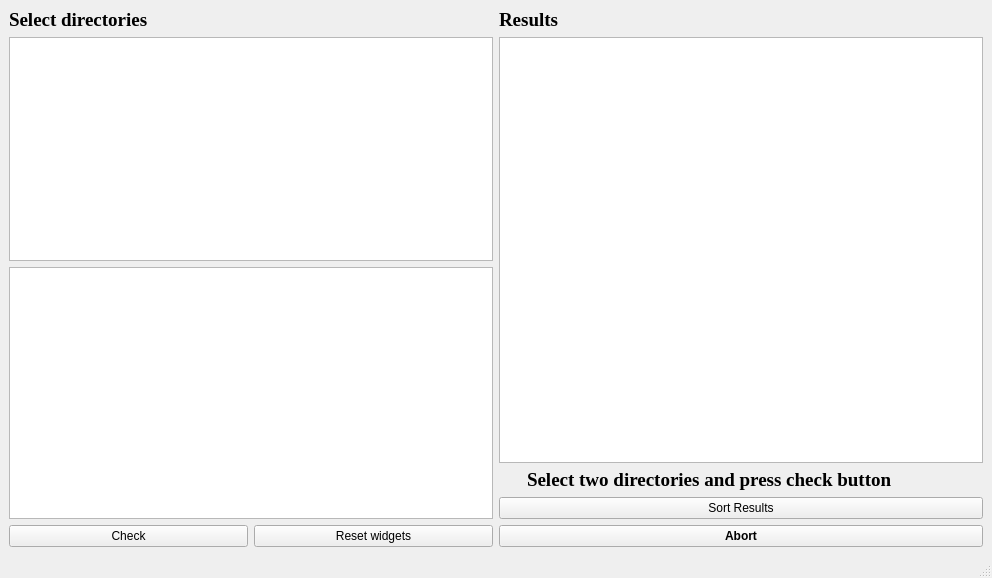
First picture: the form in mainwindow.ui, repository AntonK17/DuplicateFinder, before the edit.
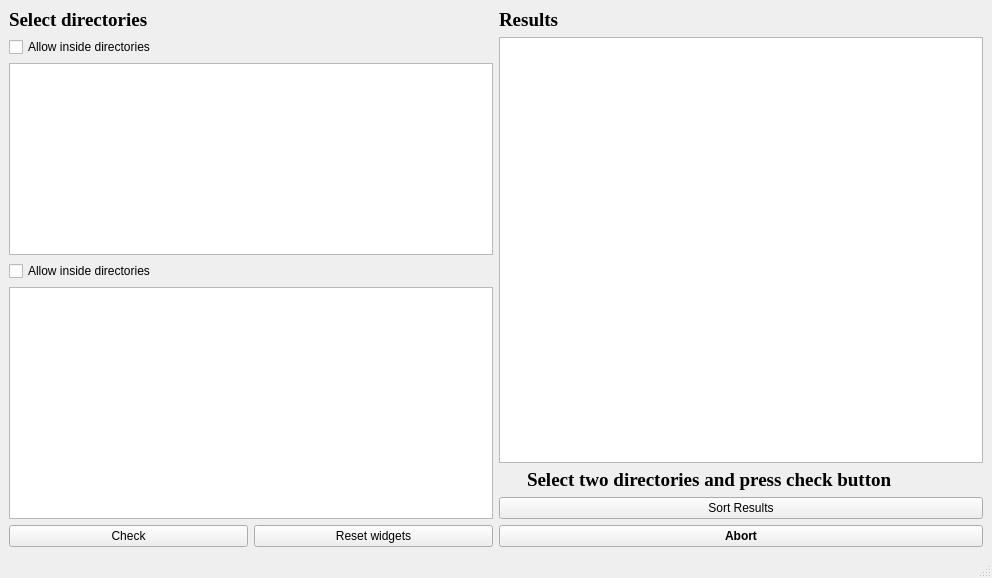
Second picture: the form after the edit. Icons and pictures are not drawn.

```diff
--- a/mainwindow.ui
+++ b/mainwindow.ui
@@ -18,7 +18,7 @@
     <normaloff>dd_eto_icon.ico</normaloff>dd_eto_icon.ico</iconset>
   </property>
   <widget class="QWidget" name="centralwidget">
-   <layout class="QHBoxLayout" name="horizontalLayout_6">
+   <layout class="QVBoxLayout" name="verticalLayout_5">
     <item>
      <layout class="QHBoxLayout" name="horizontalLayout_5">
       <item>
@@ -43,12 +43,52 @@
              </widget>
             </item>
             <item>
-             <widget class="QListView" name="UpperList"/>
+             <widget class="QCheckBox" name="UpperInsideDirs">
+              <property name="text">
+               <string>Allow inside directories</string>
+              </property>
+             </widget>
+            </item>
+            <item>
+             <widget class="QListView" name="UpperList">
+              <property name="minimumSize">
+               <size>
+                <width>200</width>
+                <height>0</height>
+               </size>
+              </property>
+              <property name="maximumSize">
+               <size>
+                <width>500</width>
+                <height>16777215</height>
+               </size>
+              </property>
+             </widget>
             </item>
            </layout>
           </item>
           <item>
-           <widget class="QListView" name="LowerList"/>
+           <widget class="QCheckBox" name="LowerInsideDirs">
+            <property name="text">
+             <string>Allow inside directories</string>
+            </property>
+           </widget>
+          </item>
+          <item>
+           <widget class="QListView" name="LowerList">
+            <property name="minimumSize">
+             <size>
+              <width>200</width>
+              <height>0</height>
+             </size>
+            </property>
+            <property name="maximumSize">
+             <size>
+              <width>500</width>
+              <height>16777215</height>
+             </size>
+            </property>
+           </widget>
           </item>
           <item>
            <layout class="QHBoxLayout" name="horizontalLayout">
```
Left out of the diff: 6 changed lines with no effect on the pictures.
